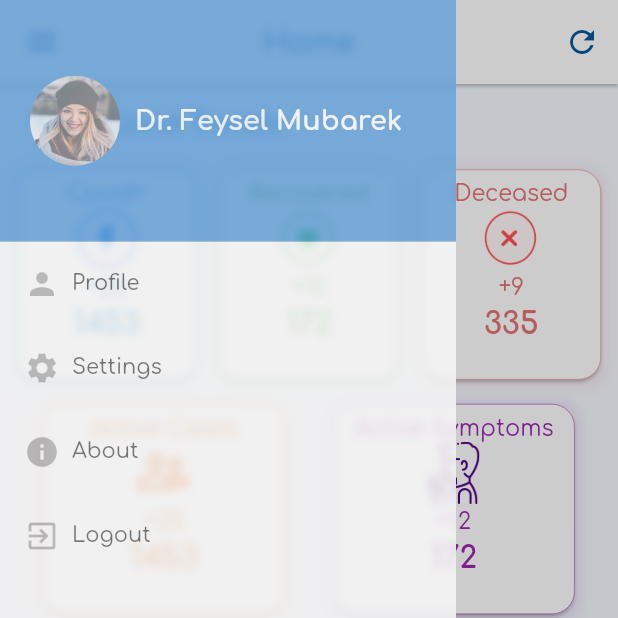
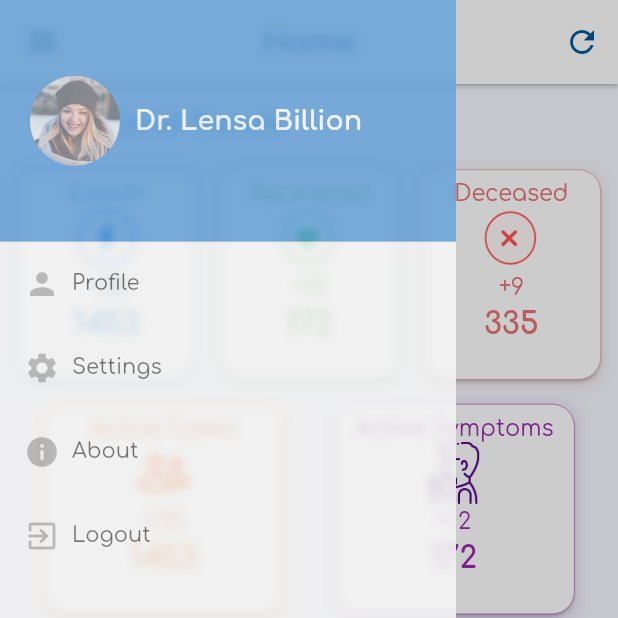
Before and after one commit to RealEskalate/TrackSym, a Flutter app: the Home screen opened directly, with the side drawer open, on a phone screen of 412 x 824 dp, the top half of it. Run offline on Flutter 3.47's test engine with Material 2 defaults, Android fonts, the phone set to English and light mode, and no system bars; drawn by our look-alikes of fl_chart; our stand-ins replace charts_flutter, date_picker_timeline; missing offline and left inert: dart:ffi.

Commit message:
[mobile] Adress issues in roadmap v2

```diff
--- a/ephi_healthcare_worker_app/lib/widgets/drawer.dart
+++ b/ephi_healthcare_worker_app/lib/widgets/drawer.dart
@@ -86,7 +86,7 @@ class AppDrawer extends StatelessWidget {
                   maxRadius: 30,
                 ),
                 SizedBox(width: 10),
-                Text("Dr. Feysel Mubarek",
+                Text("Dr. Lensa Billion",
                     textAlign: TextAlign.center,
                     style: TextStyle(
                         color: Colors.white,
```
Also changed, not shown: 1 other file.
